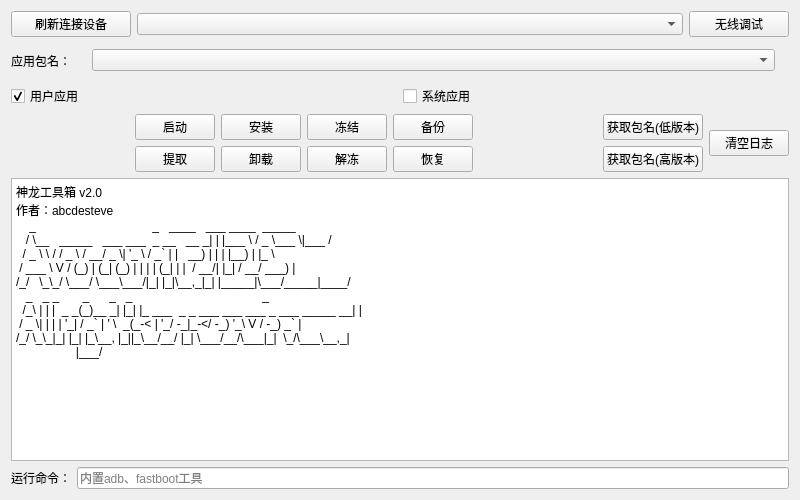
This is plugins/aam/aam.ui in abcdesteve/Toolbox as Qt 5 draws it before an edit. The edited form follows.
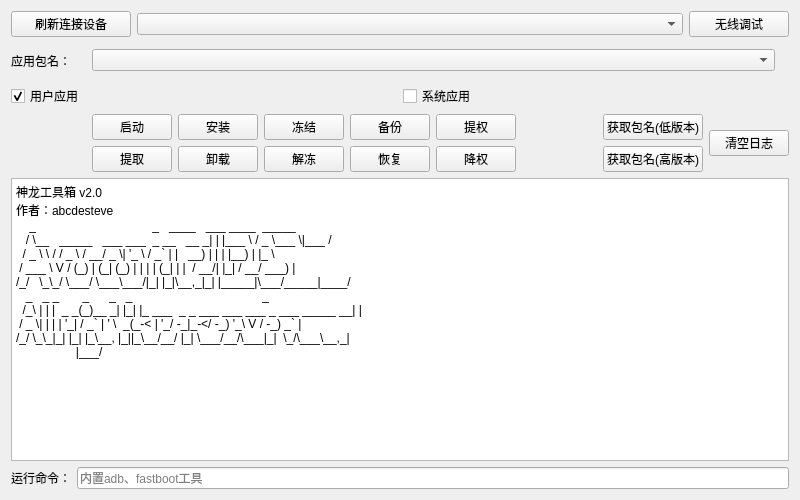
This is the edited form. Custom widgets are drawn as their Qt base class.

Patch:
```diff
--- a/plugins/aam/aam.ui
+++ b/plugins/aam/aam.ui
@@ -143,49 +143,8 @@
     </layout>
    </item>
    <item>
-    <layout class="QGridLayout" name="gridLayout_1">
-     <item row="1" column="11" rowspan="2">
-      <spacer name="horizontalSpacer_1">
-       <property name="orientation">
-        <enum>Qt::Horizontal</enum>
-       </property>
-       <property name="sizeHint" stdset="0">
-        <size>
-         <width>40</width>
-         <height>20</height>
-        </size>
-       </property>
-      </spacer>
-     </item>
-     <item row="1" column="9">
-      <widget class="PrimaryPushButton" name="btn_backup">
-       <property name="text">
-        <string>备份</string>
-       </property>
-      </widget>
-     </item>
-     <item row="2" column="9">
-      <widget class="PrimaryPushButton" name="btn_restore">
-       <property name="text">
-        <string>恢复</string>
-       </property>
-      </widget>
-     </item>
-     <item row="1" column="6">
-      <widget class="PrimaryPushButton" name="btn_install">
-       <property name="text">
-        <string>安装</string>
-       </property>
-      </widget>
-     </item>
-     <item row="2" column="6">
-      <widget class="PrimaryPushButton" name="btn_uninstall">
-       <property name="text">
-        <string>卸载</string>
-       </property>
-      </widget>
-     </item>
-     <item row="1" column="1" rowspan="2">
+    <layout class="QGridLayout" name="gridLayout">
+     <item row="0" column="1" rowspan="2">
       <spacer name="horizontalSpacer">
        <property name="orientation">
         <enum>Qt::Horizontal</enum>
@@ -198,56 +157,111 @@
        </property>
       </spacer>
      </item>
-     <item row="1" column="2">
+     <item row="0" column="2">
       <widget class="PrimaryPushButton" name="btn_launch">
        <property name="text">
         <string>启动</string>
        </property>
       </widget>
      </item>
-     <item row="2" column="2">
-      <widget class="PrimaryPushButton" name="btn_extract">
+     <item row="0" column="3">
+      <widget class="PrimaryPushButton" name="btn_install">
        <property name="text">
-        <string>提取</string>
+        <string>安装</string>
        </property>
       </widget>
      </item>
-     <item row="1" column="8">
+     <item row="0" column="4">
       <widget class="PrimaryPushButton" name="btn_freeze">
        <property name="text">
         <string>冻结</string>
        </property>
       </widget>
      </item>
-     <item row="1" column="12">
+     <item row="0" column="5">
+      <widget class="PrimaryPushButton" name="btn_backup">
+       <property name="text">
+        <string>备份</string>
+       </property>
+      </widget>
+     </item>
+     <item row="0" column="6">
+      <widget class="PrimaryPushButton" name="btn_grant_permission">
+       <property name="text">
+        <string>提权</string>
+       </property>
+      </widget>
+     </item>
+     <item row="0" column="8">
       <widget class="PrimaryPushButton" name="btn_getapp_low">
        <property name="text">
         <string>获取包名(低版本)</string>
        </property>
       </widget>
      </item>
-     <item row="2" column="8">
+     <item row="0" column="9" rowspan="2">
+      <widget class="PushButton" name="btn_clear">
+       <property name="text">
+        <string>清空日志</string>
+       </property>
+      </widget>
+     </item>
+     <item row="1" column="2">
+      <widget class="PrimaryPushButton" name="btn_extract">
+       <property name="text">
+        <string>提取</string>
+       </property>
+      </widget>
+     </item>
+     <item row="1" column="3">
+      <widget class="PrimaryPushButton" name="btn_uninstall">
+       <property name="text">
+        <string>卸载</string>
+       </property>
+      </widget>
+     </item>
+     <item row="1" column="4">
       <widget class="PrimaryPushButton" name="btn_unfreeze">
        <property name="text">
         <string>解冻</string>
        </property>
       </widget>
      </item>
-     <item row="2" column="12">
+     <item row="1" column="5">
+      <widget class="PrimaryPushButton" name="btn_restore">
+       <property name="text">
+        <string>恢复</string>
+       </property>
+      </widget>
+     </item>
+     <item row="1" column="6">
+      <widget class="PrimaryPushButton" name="btn_revoke_permission">
+       <property name="text">
+        <string>降权</string>
+       </property>
+      </widget>
+     </item>
+     <item row="1" column="8">
       <widget class="PrimaryPushButton" name="btn_getapp_high">
        <property name="text">
         <string>获取包名(高版本)</string>
        </property>
       </widget>
      </item>
-     <item row="1" column="13" rowspan="2">
-      <widget class="PushButton" name="btn_clear">
-       <property name="text">
-        <string>清空日志</string>
+     <item row="0" column="7" rowspan="2">
+      <spacer name="horizontalSpacer_1">
+       <property name="orientation">
+        <enum>Qt::Horizontal</enum>
        </property>
-      </widget>
+       <property name="sizeHint" stdset="0">
+        <size>
+         <width>40</width>
+         <height>20</height>
+        </size>
+       </property>
+      </spacer>
      </item>
-     <item row="1" column="0" rowspan="2">
+     <item row="0" column="0" rowspan="2">
       <layout class="QHBoxLayout" name="layout_device_info"/>
      </item>
     </layout>
```
